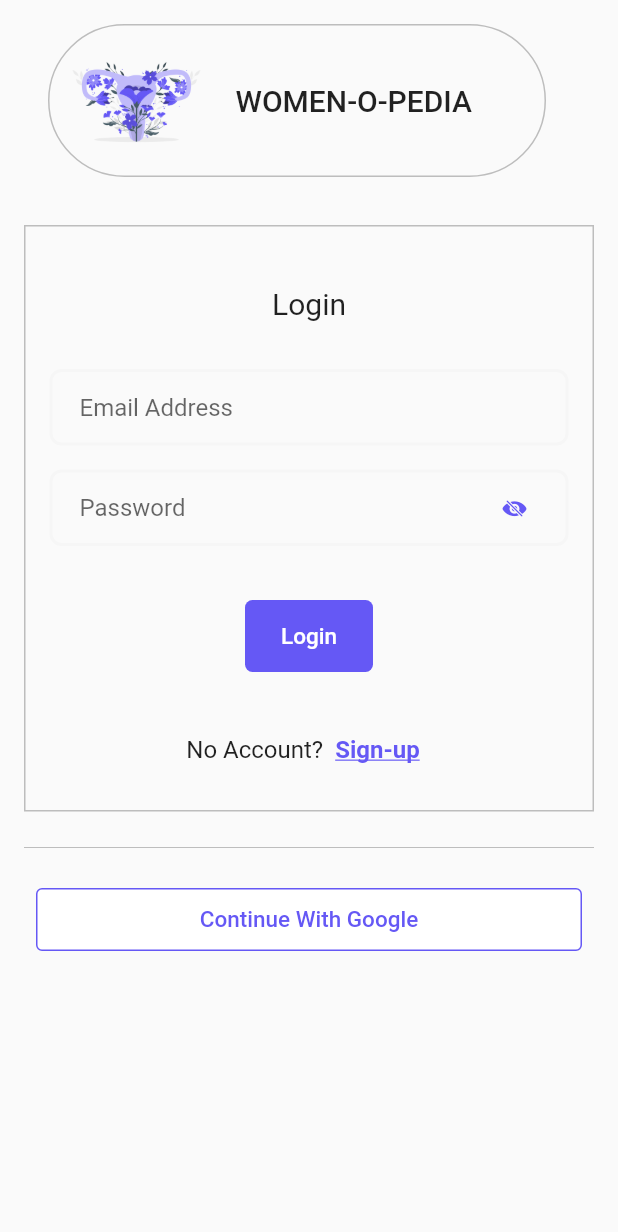
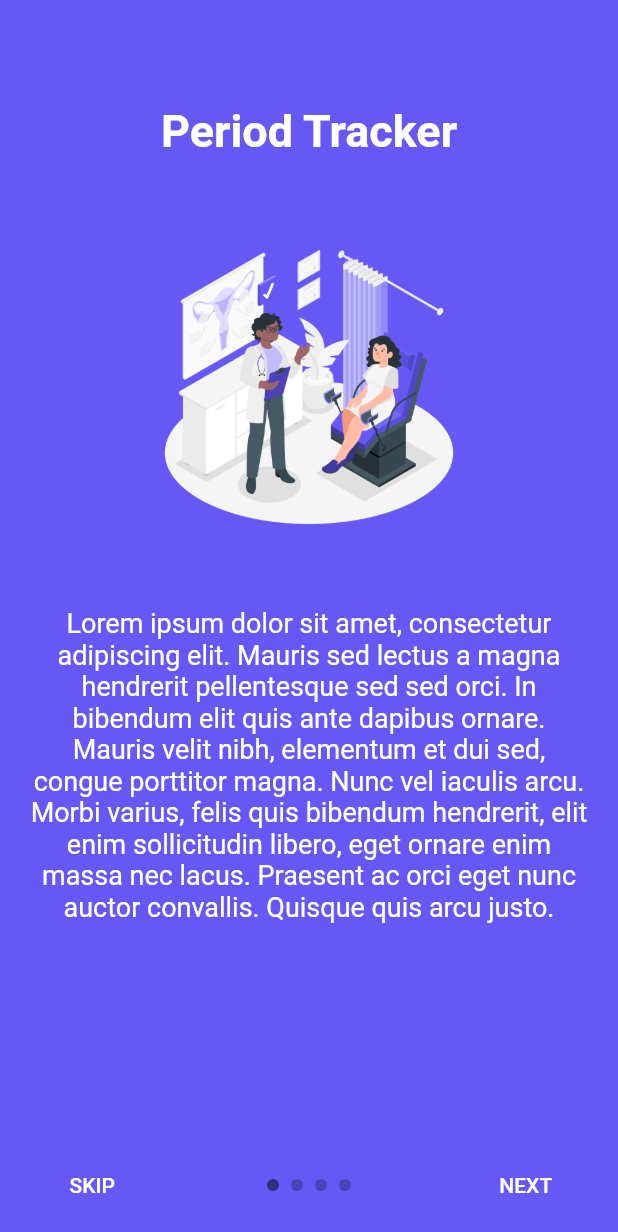
Before and after one commit to ReshamPatkar/womenopedia1, a Flutter app: the screen it shows after launch, on a phone screen of 412 x 824 dp. Shown: the top 1232 px of the screen. Run offline on Flutter 3.47's test engine with Material 2 defaults, Android fonts, the phone set to English and light mode, and no system bars; drawn by our look-alikes of intro_slider; our stand-ins replace flutter_spinkit.

Commit message:
Carousel Screen Added

```diff
--- /dev/null
+++ b/lib/Screens/intro_carousel.dart
@@ -0,0 +1,76 @@
+import 'package:flutter/material.dart';
+import 'package:intro_slider/dot_animation_enum.dart';
+import 'package:intro_slider/intro_slider.dart';
+import 'package:intro_slider/slide_object.dart';
+import 'package:intro_slider/scrollbar_behavior_enum.dart';
+import 'package:womenopedia1/palette.dart';
+
+import 'logo_screen.dart';
+
+//import 'package:intro_slider_example/home.dart';
+
+class IntroScreen extends StatefulWidget {
+  static String id = 'Intro_Screen';
+  IntroScreen({Key? key}) : super(key: key);
+
+  @override
+  IntroScreenState createState() => new IntroScreenState();
+}
+
+class IntroScreenState extends State<IntroScreen> {
+  List<Slide> slides = [];
+
+  @override
+  void initState() {
+    super.initState();
+    slides.add(
+      new Slide(
+        title: "Period Tracker",
+        description:
+            "Lorem ipsum dolor sit amet, consectetur adipiscing elit. Mauris sed lectus a magna hendrerit pellentesque sed sed orci. In bibendum elit quis ante dapibus ornare. Mauris velit nibh, elementum et dui sed, congue porttitor magna. Nunc vel iaculis arcu. Morbi varius, felis quis bibendum hendrerit, elit enim sollicitudin libero, eget ornare enim massa nec lacus. Praesent ac orci eget nunc auctor convallis. Quisque quis arcu justo.",
+        pathImage: "images/caro1.png",
+        backgroundColor: kPrimaryColor,
+      ),
+    );
+    slides.add(
+      new Slide(
+        title: "Live Location",
+        description:
+            "Lorem ipsum dolor sit amet, consectetur adipiscing elit. Mauris sed lectus a magna hendrerit pellentesque sed sed orci. In bibendum elit quis ante dapibus ornare. Mauris velit nibh, elementum et dui sed, congue porttitor magna. Nunc vel iaculis arcu. Morbi varius, felis quis bibendum hendrerit, elit enim sollicitudin libero, eget ornare enim massa nec lacus. Praesent ac orci eget nunc auctor convallis. Quisque quis arcu justo. ",
+        pathImage: "images/caro2.png",
+        backgroundColor: kDarkPrimaryColor,
+      ),
+    );
+
+    slides.add(
+      new Slide(
+        title: "Meditation",
+        description:
+            "Lorem ipsum dolor sit amet, consectetur adipiscing elit. Mauris sed lectus a magna hendrerit pellentesque sed sed orci. In bibendum elit quis ante dapibus ornare. Mauris velit nibh, elementum et dui sed, congue porttitor magna. Nunc vel iaculis arcu. Morbi varius, felis quis bibendum hendrerit, elit enim sollicitudin libero, eget ornare enim massa nec lacus. Praesent ac orci eget nunc auctor convallis. Quisque quis arcu justo. ",
+        pathImage: "images/caro3.png",
+        backgroundColor: kPrimaryColor,
+      ),
+    );
+    slides.add(
+      new Slide(
+        title: "Workout",
+        description:
+            "Lorem ipsum dolor sit amet, consectetur adipiscing elit. Mauris sed lectus a magna hendrerit pellentesque sed sed orci. In bibendum elit quis ante dapibus ornare. Mauris velit nibh, elementum et dui sed, congue porttitor magna. Nunc vel iaculis arcu. Morbi varius, felis quis bibendum hendrerit, elit enim sollicitudin libero, eget ornare enim massa nec lacus. Praesent ac orci eget nunc auctor convallis. Quisque quis arcu justo. ",
+        pathImage: "images/caro1.png",
+        backgroundColor: kDarkPrimaryColor,
+      ),
+    );
+  }
+
+  void onDonePress() {
+    Navigator.pushNamed(context, LogoScreen.id);
+  }
+
+  @override
+  Widget build(BuildContext context) {
+    return new IntroSlider(
+      slides: this.slides,
+      onDonePress: this.onDonePress,
+    );
+  }
+}
--- a/lib/Screens/logo_screen.dart
+++ b/lib/Screens/logo_screen.dart
@@ -1,3 +1,4 @@
+import 'package:womenopedia1/Screens/intro_carousel.dart';
 import 'package:womenopedia1/Screens/login_screen.dart';
 
 import '';
@@ -35,7 +36,11 @@ class _LogoScreenState extends State<LogoScreen> {
           ),
           Column(
             children: [
-              ButtonTile2(onPress: () {}, text: 'Sign-up'),
+              ButtonTile2(
+                  onPress: () {
+                    // Navigator.pushNamed(context, LoginScreen.id);
+                  },
+                  text: 'Sign-up'),
               Align(
                 alignment: AlignmentDirectional.bottomCenter,
                 child: Row(
--- a/lib/Screens/splash_screen.dart
+++ b/lib/Screens/splash_screen.dart
@@ -3,7 +3,9 @@ import 'package:flutter/material.dart';
 import 'package:flutter_spinkit/flutter_spinkit.dart';
 // import 'Welcome_screen.dart';
 import '../palette.dart';
+import 'intro_carousel.dart';
 import 'login_screen.dart';
+import 'logo_screen.dart';
 
 class SplashScreen extends StatefulWidget {
   static String id = 'Splash_Screen';
@@ -29,7 +31,7 @@ class SplashScreenState extends State<SplashScreen> {
             // MaterialPageRoute(
             //     builder: (context) =>
             //         userToggle ? HomeScreen() : WelcomeScreen())
-            MaterialPageRoute(builder: (context) => LoginScreen())));
+            MaterialPageRoute(builder: (context) => IntroScreen())));
   }
 
   // Future<bool> getCurrentUser() async {
--- a/lib/main.dart
+++ b/lib/main.dart
@@ -1,4 +1,5 @@
 import 'package:flutter/material.dart';
+import 'package:womenopedia1/Screens/intro_carousel.dart';
 import 'package:womenopedia1/Screens/logo_screen.dart';
 
 import 'Screens/login_screen.dart';
@@ -20,6 +21,7 @@ class MyApp extends StatelessWidget {
         LoginScreen.id: (context) => LoginScreen(),
         SplashScreen.id: (context) => SplashScreen(),
         LogoScreen.id: (context) => LogoScreen(),
+        IntroScreen.id: (context) => IntroScreen(),
       },
     );
   }
--- a/lib/palette.dart
+++ b/lib/palette.dart
@@ -1,14 +1,13 @@
 import 'package:flutter/material.dart';
 
-Color kExtraDarkPrimaryColor = Color(0xFF231942);
-Color kDarkPrimaryColor = Color(0xFF5e548e);
+// Color kExtraDarkPrimaryColor = Color(0xFF231942);
 Color kButtonBackground = Color(0xFF1D1D27);
-
+Color kDarkPrimaryColor = Color(0xFF4255ab);
 Color kPrimaryColor = Color(0xFF6558F5);
-Color kSecondaryColor = Color(0xFFFC76A1);
+Color kSecondaryColor = Color(0xFF9058f5);
+Color kAccentColor = Color(0xFF58ddf5);
+Color kDarkAccentColor = Color(0xFF3e9aab);
 Color kBackGroundColor = Color(0xFF424242);
-Color kLightPrimaryColor = Color(0xFFbe95c4);
-Color kExtraLightPrimaryColor = Color(0xFFe0b1cb);
 var kGradientColor = [
   Color(0xFFbb3fdd),
   Color(0xFFfb6da9),
--- a/pubspec.yaml
+++ b/pubspec.yaml
@@ -29,6 +29,7 @@ dependencies:
   # Use with the CupertinoIcons class for iOS style icons.
   cupertino_icons: ^1.0.2
   flutter_spinkit: "^4.1.2"
+  intro_slider: ^2.3.4
 
 dev_dependencies:
   flutter_test:
```
Also changed, not shown: images/caro1.png (added), images/caro2.png (added), images/caro3.png (added), lib/Screens/signup_screen.dart (added), pubspec.lock.
